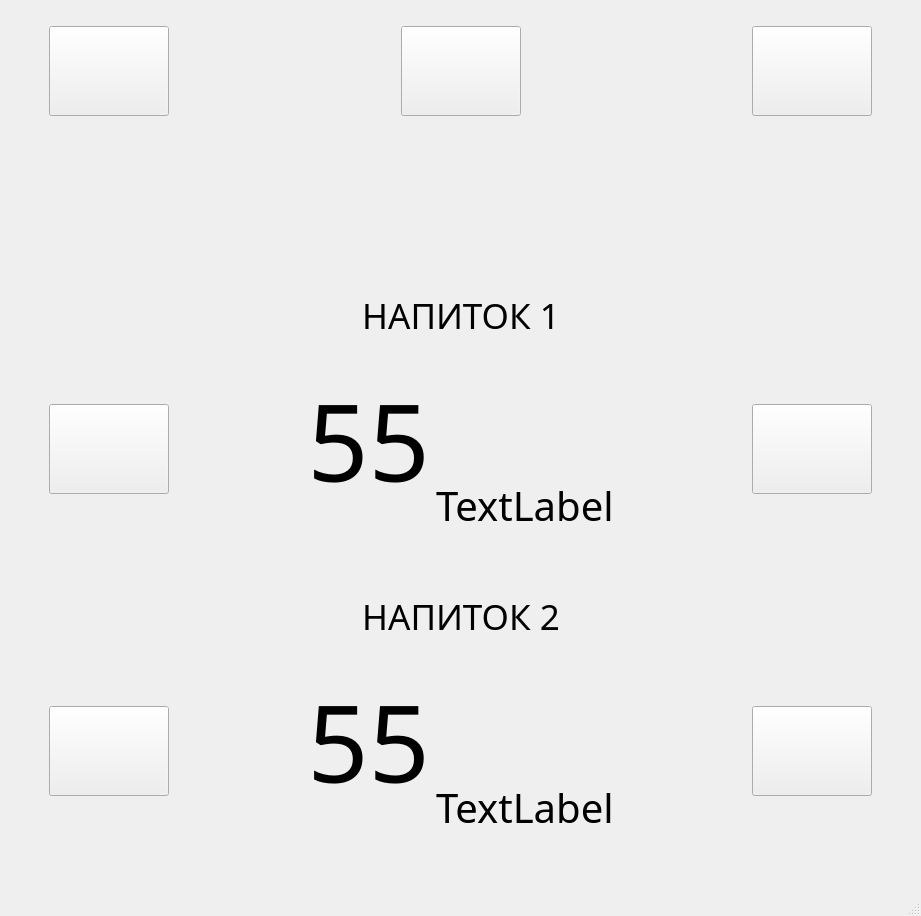
This is Filler_interface/Window_filler/UI_filler2.ui in TWOKRAI/Filler as Qt 5 draws it before an edit. The edited form follows.
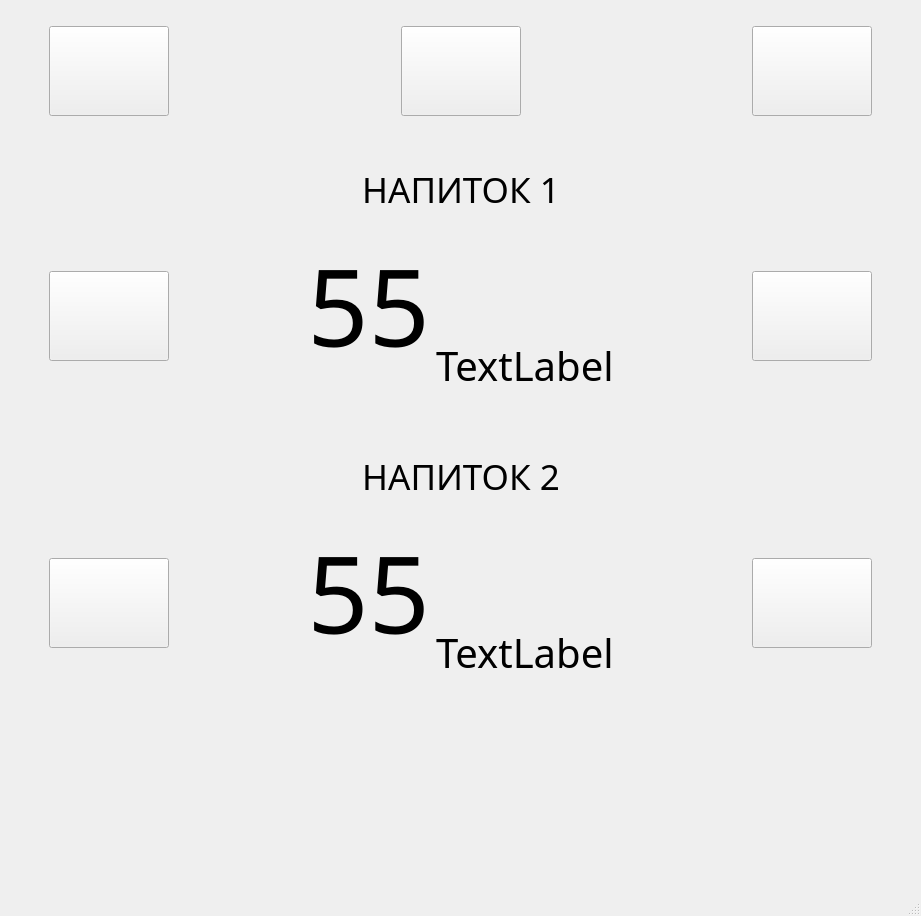
This is the edited form.

```diff
--- a/Filler_interface/Window_filler/UI_filler2.ui
+++ b/Filler_interface/Window_filler/UI_filler2.ui
@@ -772,7 +772,7 @@
        <enum>Qt::Vertical</enum>
       </property>
       <property name="sizeType">
-       <enum>QSizePolicy::Minimum</enum>
+       <enum>QSizePolicy::Expanding</enum>
       </property>
       <property name="sizeHint" stdset="0">
        <size>
```
